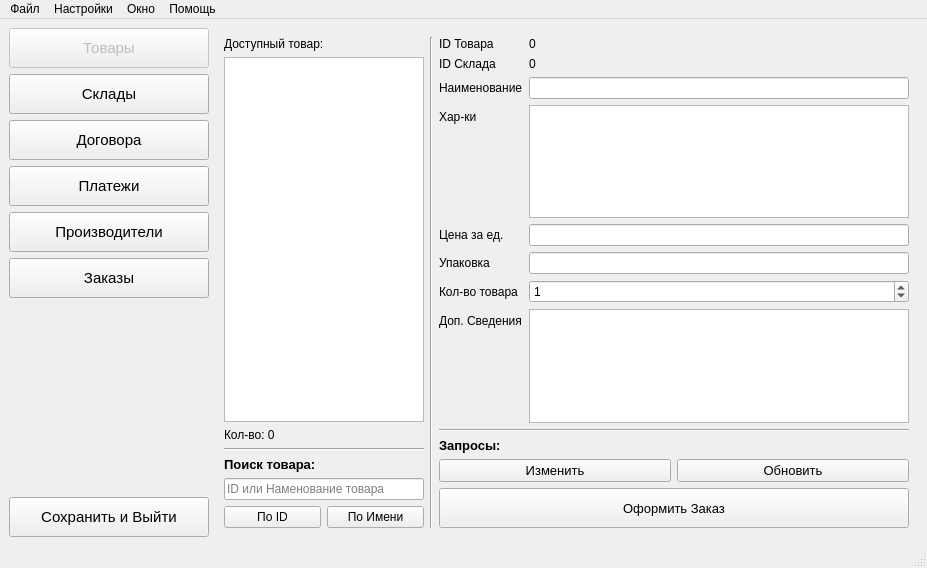
The window that res/main_view.ui (erhoof/db_looker_u_t6_course_work) describes before a commit, drawn with Qt 5.
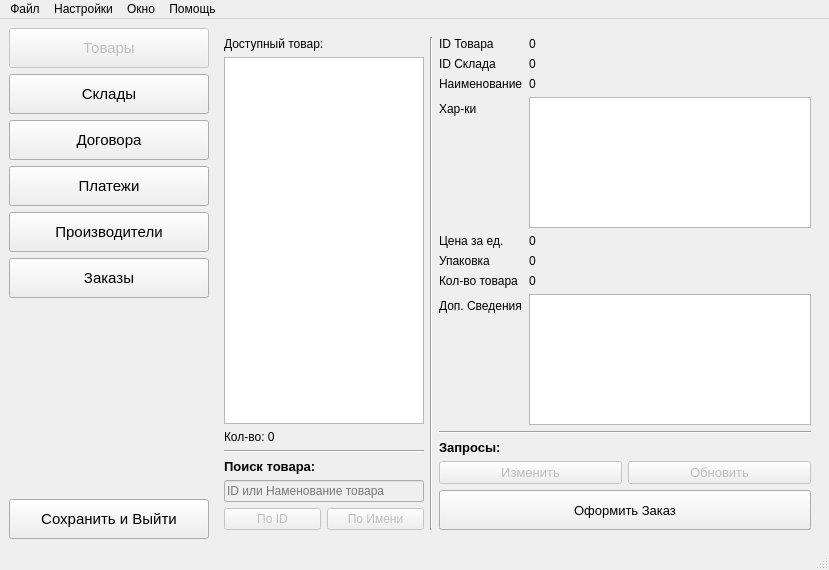
The same window after the commit. The open tabs and pages were chosen to show the change. Icons and pictures are not drawn.

```diff
--- a/res/main_view.ui
+++ b/res/main_view.ui
@@ -6,8 +6,8 @@
    <rect>
     <x>0</x>
     <y>0</y>
-    <width>927</width>
-    <height>568</height>
+    <width>829</width>
+    <height>570</height>
    </rect>
   </property>
   <property name="windowTitle">
@@ -305,6 +305,9 @@
           </item>
           <item>
            <widget class="QLineEdit" name="_1_lineEdit_search">
+            <property name="enabled">
+             <bool>false</bool>
+            </property>
             <property name="sizePolicy">
              <sizepolicy hsizetype="Fixed" vsizetype="Fixed">
               <horstretch>0</horstretch>
@@ -332,6 +335,9 @@
            <layout class="QHBoxLayout" name="horizontalLayout_7">
             <item>
              <widget class="QPushButton" name="_1_pushButton_search_id">
+              <property name="enabled">
+               <bool>false</bool>
+              </property>
               <property name="text">
                <string>По ID</string>
               </property>
@@ -339,6 +345,9 @@
             </item>
             <item>
              <widget class="QPushButton" name="_1_pushButton_search_name">
+              <property name="enabled">
+               <bool>false</bool>
+              </property>
               <property name="text">
                <string>По Имени</string>
               </property>
@@ -387,9 +396,6 @@
               </property>
              </widget>
             </item>
-            <item row="2" column="1">
-             <widget class="QLineEdit" name="_1_lineEdit_name"/>
-            </item>
             <item row="3" column="0">
              <widget class="QLabel" name="label_7">
               <property name="text">
@@ -405,6 +411,9 @@
                 <height>40</height>
                </size>
               </property>
+              <property name="readOnly">
+               <bool>true</bool>
+              </property>
              </widget>
             </item>
             <item row="4" column="0">
@@ -414,9 +423,6 @@
               </property>
              </widget>
             </item>
-            <item row="4" column="1">
-             <widget class="QLineEdit" name="_1_lineEdit_price_for_one"/>
-            </item>
             <item row="5" column="0">
              <widget class="QLabel" name="label_9">
               <property name="text">
@@ -424,9 +430,6 @@
               </property>
              </widget>
             </item>
-            <item row="5" column="1">
-             <widget class="QLineEdit" name="_1_lineEdit_packaging"/>
-            </item>
             <item row="6" column="0">
              <widget class="QLabel" name="label_10">
               <property name="text">
@@ -434,13 +437,6 @@
               </property>
              </widget>
             </item>
-            <item row="6" column="1">
-             <widget class="QSpinBox" name="_1_spinBox_product_count">
-              <property name="value">
-               <number>1</number>
-              </property>
-             </widget>
-            </item>
             <item row="7" column="0">
              <widget class="QLabel" name="label_11">
               <property name="text">
@@ -449,7 +445,11 @@
              </widget>
             </item>
             <item row="7" column="1">
-             <widget class="QPlainTextEdit" name="_1_plainTextEdit_addon"/>
+             <widget class="QPlainTextEdit" name="_1_plainTextEdit_addon">
+              <property name="readOnly">
+               <bool>true</bool>
+              </property>
+             </widget>
             </item>
             <item row="1" column="1">
              <widget class="QLabel" name="_1_label_id_warehouse">
@@ -458,6 +458,34 @@
               </property>
              </widget>
             </item>
+            <item row="6" column="1">
+             <widget class="QLabel" name="_1_label_product_count">
+              <property name="text">
+               <string>0</string>
+              </property>
+             </widget>
+            </item>
+            <item row="4" column="1">
+             <widget class="QLabel" name="_1_label_price">
+              <property name="text">
+               <string>0</string>
+              </property>
+             </widget>
+            </item>
+            <item row="5" column="1">
+             <widget class="QLabel" name="_1_label_packaging">
+              <property name="text">
+               <string>0</string>
+              </property>
+             </widget>
+            </item>
+            <item row="2" column="1">
+             <widget class="QLabel" name="_1_label_name">
+              <property name="text">
+               <string>0</string>
+              </property>
+             </widget>
+            </item>
            </layout>
           </item>
           <item>
@@ -485,6 +513,9 @@
            <layout class="QHBoxLayout" name="horizontalLayout_2">
             <item>
              <widget class="QPushButton" name="_1_pushButton_change">
+              <property name="enabled">
+               <bool>false</bool>
+              </property>
               <property name="font">
                <font>
                 <pointsize>10</pointsize>
@@ -501,6 +532,9 @@
             </item>
             <item>
              <widget class="QPushButton" name="_1_pushButton_update">
+              <property name="enabled">
+               <bool>false</bool>
+              </property>
               <property name="font">
                <font>
                 <pointsize>10</pointsize>
@@ -1752,7 +1786,7 @@
     <rect>
      <x>0</x>
      <y>0</y>
-     <width>927</width>
+     <width>829</width>
      <height>19</height>
     </rect>
    </property>
```
Left out of the diff: 54 changed lines with no effect on the pictures.
